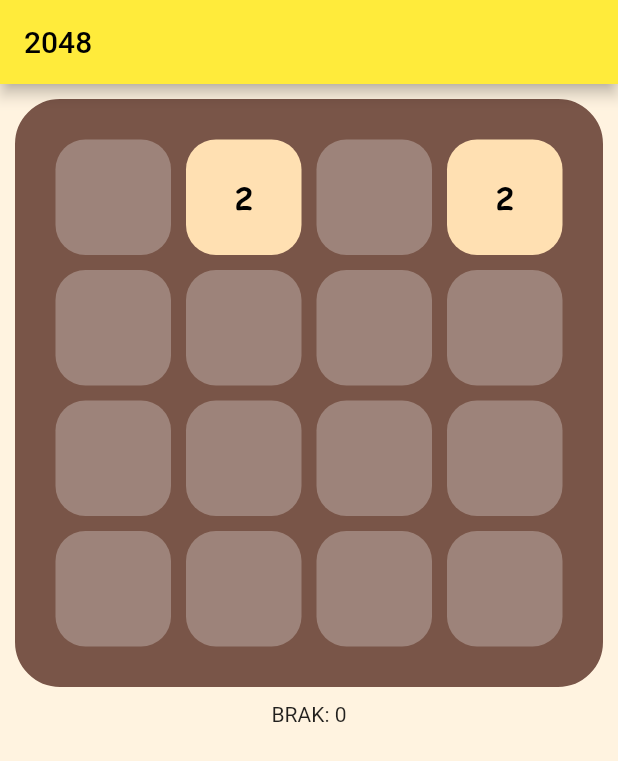
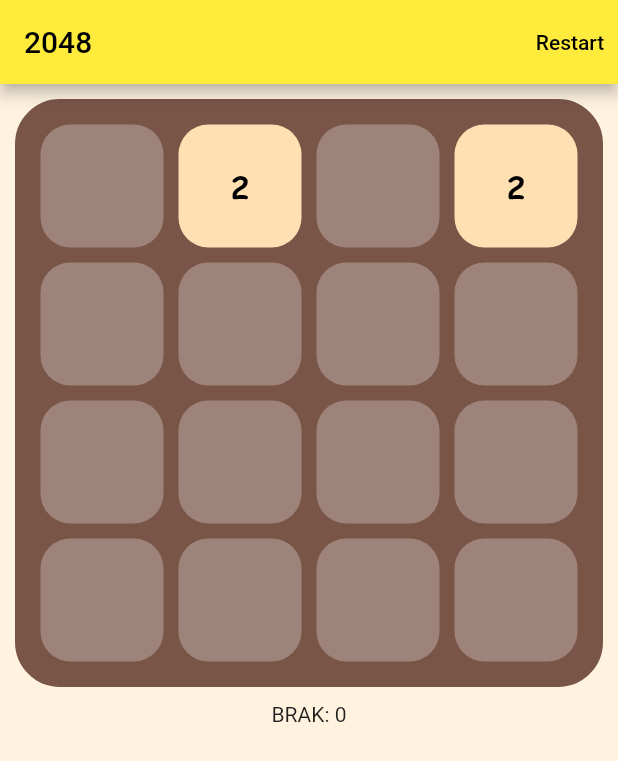
Before and after one commit to Io-Maciek/flutter_test, a Flutter app: the screen it shows after launch, on a phone screen of 412 x 824 dp. Shown: the top 761 px of the screen. Run offline on Flutter 3.47's test engine with Material 2 defaults, Android fonts, the phone set to English and light mode, and no system bars; our stand-ins replace shared_preferences.

Commit message:
4.7 animacje i restart - to mocno sprawdzic lmao

```diff
--- a/lib/MainGrid.dart
+++ b/lib/MainGrid.dart
@@ -99,7 +99,7 @@
                 scrollDirection: orientation == Orientation.landscape
                     ? Axis.horizontal
                     : Axis.vertical,
-                padding: const EdgeInsets.all(20.0),
+                padding: const EdgeInsets.all(10.0),
                 childAspectRatio: sudokuSize / sudokuSize,
                 mainAxisSpacing: 0.0,
                 crossAxisSpacing: 0.0,
@@ -190,6 +190,7 @@
       }
     }
   }
+
 
   void move(Movement movement) {
     setState(() {
--- a/lib/SudokuPole.dart
+++ b/lib/SudokuPole.dart
@@ -4,19 +4,21 @@
 class SudokuPole extends StatefulWidget {
   String value = "";
   int level = 0;
+  bool doAnimate= false;
 
   SudokuPoleDynamic child = SudokuPoleDynamic();
 
   SudokuPole({Key? key}) : super(key: key) {
     level = 0;
     valueSetInit();
-
+    doAnimate= false;
     child = SudokuPoleDynamic();
   }
 
   SudokuPole.add({Key? key}) : super(key: key) {
     level++;
     valueSetInit();
+    doAnimate = true;
 
     child = SudokuPoleDynamic();
   }
@@ -24,7 +26,7 @@
   SudokuPole.set(int newLevel, {Key? key}) : super(key: key) {
     level = newLevel;
     valueSetInit();
-
+    doAnimate= false;
     child = SudokuPoleDynamic();
   }
 
@@ -41,7 +43,27 @@
   State<StatefulWidget> createState() => SudokuPoleDynamic();
 }
 
-class SudokuPoleDynamic extends State<SudokuPole> {
+class SudokuPoleDynamic extends State<SudokuPole> with TickerProviderStateMixin {
+  late final AnimationController _controller = AnimationController(
+    duration: const Duration(milliseconds: 606),
+    vsync: this,
+  );
+
+  late final Animation<double> _animation = CurvedAnimation(
+    parent: _controller,
+    curve: Curves.fastOutSlowIn,
+  );
+
+
+
+  @override
+  void dispose() {
+    _controller.dispose();
+    super.dispose();
+  }
+
+
+
   @override
   Widget build(BuildContext context) {
     var bgColor = Colors.white.withOpacity(0.27);
@@ -76,7 +98,7 @@
         break;
     }
 
-    return Container(
+    Widget mainContainer =Container(
         padding: const EdgeInsets.all(5),
         child: Stack(alignment: Alignment.center, children: [
           Container(
@@ -93,5 +115,12 @@
                   fontWeight: FontWeight.bold,
                   fontFamily: "ComicSans")),
         ]));
+
+    /*if(widget.doAnimate){
+      _controller.forward();
+      mainContainer = ScaleTransition(scale: _animation,child: mainContainer);
+    }*/
+
+    return mainContainer;
   }
 }
--- a/lib/main.dart
+++ b/lib/main.dart
@@ -17,12 +17,18 @@
         scaffoldBackgroundColor: Colors.orange[50],
         primarySwatch: Colors.yellow,
       ),
-      home: const MyHomePage(title: '2048'),
+      home: const MyHomePage(
+        title: '2048',
+      ),
     );
   }
 }
 
 class MyHomePage extends StatefulWidget {
+  static void restartApp(BuildContext context) {
+    context.findAncestorStateOfType<_MyHomePageState>()?.restartApp();
+  }
+
   final String title;
 
   const MyHomePage({Key? key, required this.title}) : super(key: key);
@@ -32,18 +38,26 @@
 }
 
 class _MyHomePageState extends State<MyHomePage> {
+  Key key = UniqueKey();
+
+  void restartApp() {
+    setState(() {
+      key = UniqueKey();
+    });
+  }
+
   @override
   Widget build(BuildContext context) {
-
-    return Scaffold(
+    return KeyedSubtree(key: key,
+        child: Scaffold(
       appBar: AppBar(
         title: Text(widget.title),
-        /*actions: [
+        actions: [
         TextButton(
             style: TextButton.styleFrom(primary: Theme.of(context).colorScheme.onPrimary),
-            onPressed: _incrementCounter,
-            child: const Text('Action 1')),
-      ]*/
+            onPressed: restartApp,
+            child: const Text('Restart')),
+      ]
       ),
       body: const MainGrid(),
       /* floatingActionButton: FloatingActionButton(
@@ -51,6 +65,6 @@
           tooltip: "Dodaj",
           child: const Icon(Icons.dangerous),
         )*/
-    );
+    ));
   }
 }
```
